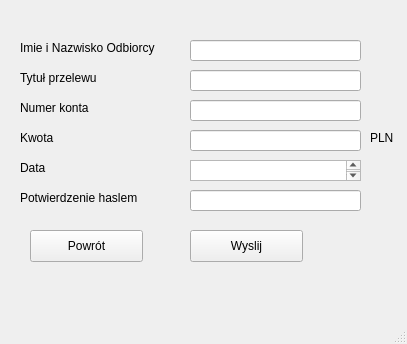
Above: MAIN_MENU/transfer.ui from Gierlaszek/Banking-System-Sym before the change. Below: the same form after it.
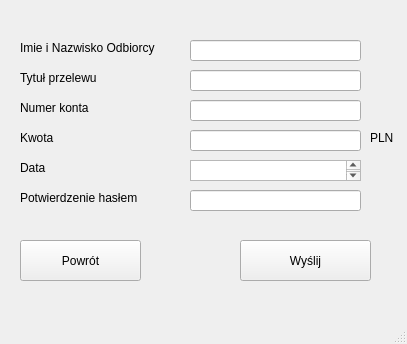
That is the form after the change.

Patch:
```diff
--- a/MAIN_MENU/transfer.ui
+++ b/MAIN_MENU/transfer.ui
@@ -102,16 +102,16 @@
      </rect>
     </property>
     <property name="text">
-     <string>Potwierdzenie haslem</string>
+     <string>Potwierdzenie hasłem</string>
     </property>
    </widget>
    <widget class="QPushButton" name="pushButton_back">
     <property name="geometry">
      <rect>
-      <x>30</x>
-      <y>230</y>
-      <width>113</width>
-      <height>32</height>
+      <x>20</x>
+      <y>240</y>
+      <width>121</width>
+      <height>41</height>
      </rect>
     </property>
     <property name="text">
@@ -121,14 +121,14 @@
    <widget class="QPushButton" name="pushButton_Wyslij">
     <property name="geometry">
      <rect>
-      <x>190</x>
-      <y>230</y>
-      <width>113</width>
-      <height>32</height>
+      <x>240</x>
+      <y>240</y>
+      <width>131</width>
+      <height>41</height>
      </rect>
     </property>
     <property name="text">
-     <string>Wyslij</string>
+     <string>Wyślij</string>
     </property>
    </widget>
    <widget class="QLineEdit" name="lineEdit_odiorca">
```
